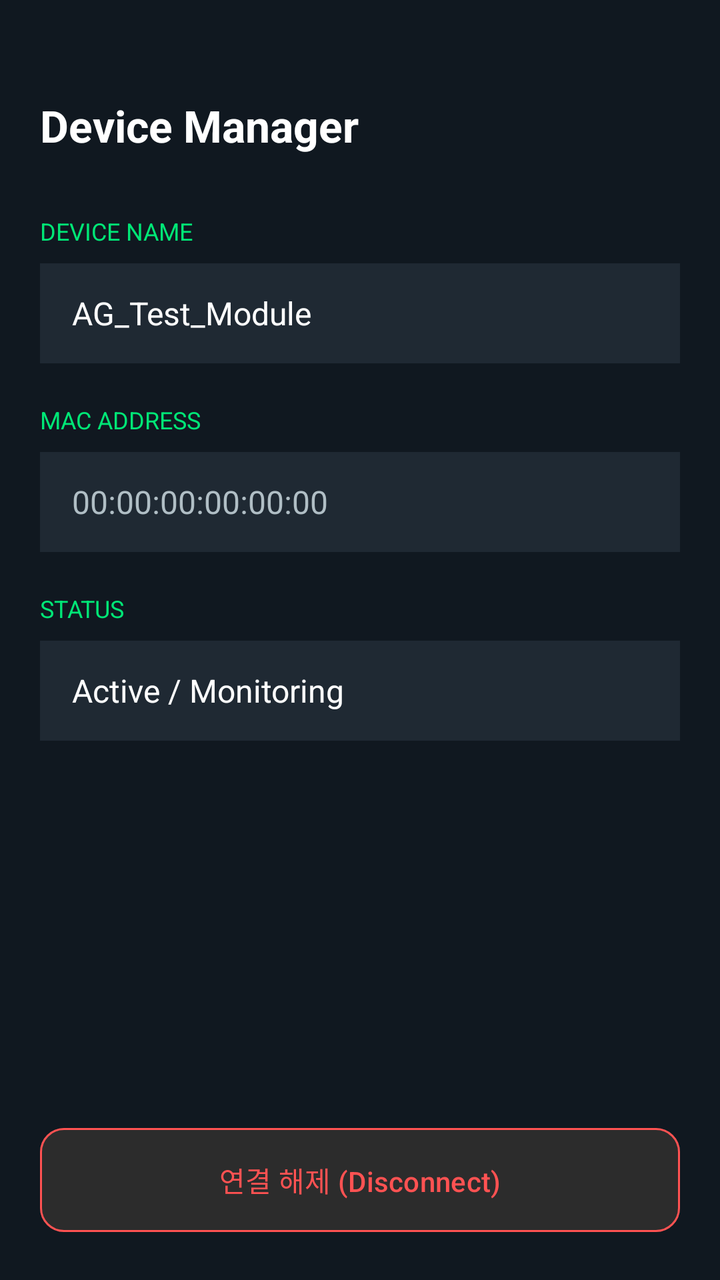
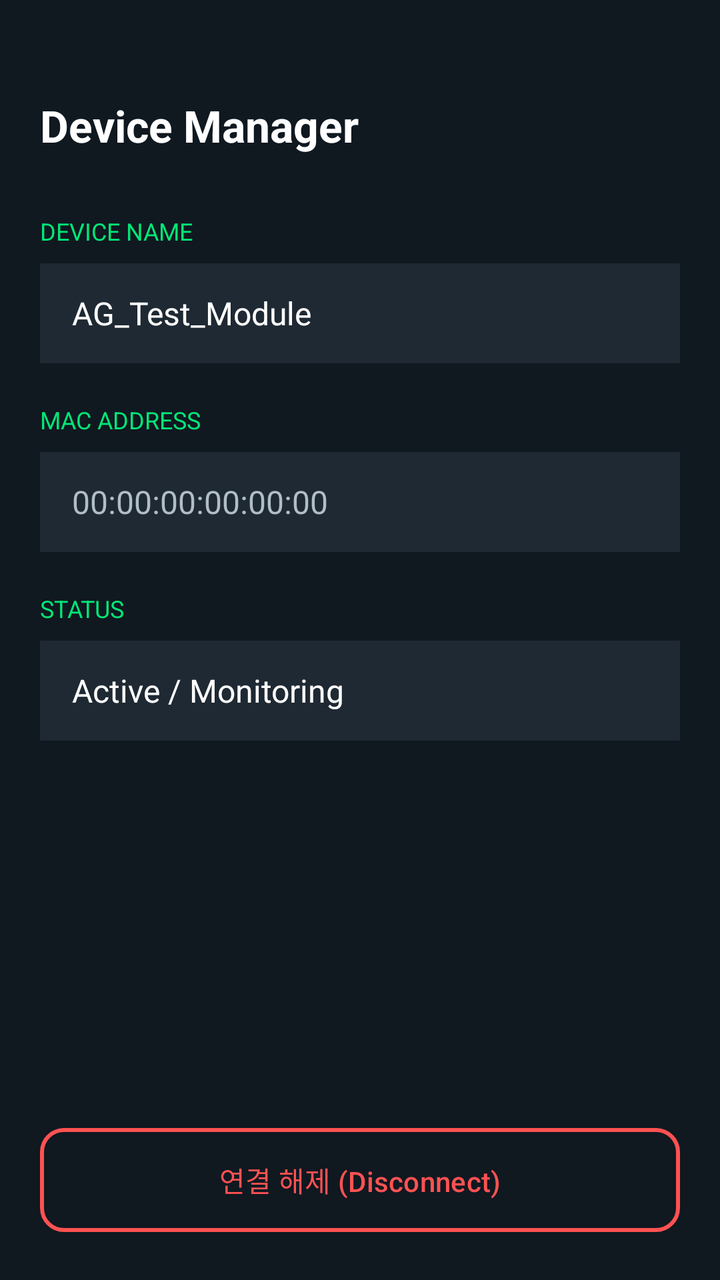

An Android layout rendered at two revisions. The XML below is the earlier revision; the diff shows what the commit changed to produce the second picture.
<!-- AndroidManifest.xml: application theme Theme.AGproject -->
<!-- res/layout/activity_device_manager.xml -->
<?xml version="1.0" encoding="utf-8"?>
<androidx.constraintlayout.widget.ConstraintLayout xmlns:android="http://schemas.android.com/apk/res/android"
                                                   xmlns:app="http://schemas.android.com/apk/res-auto"
                                                   android:layout_width="match_parent"
                                                   android:layout_height="match_parent"
                                                   android:background="@color/bg_dark"
                                                   android:padding="20dp">

  <TextView
      android:id="@+id/tvManagerTitle"
      android:layout_width="wrap_content"
      android:layout_height="wrap_content"
      android:text="@string/title_manager"
      android:textColor="@color/text_white"
      android:textSize="22sp"
      android:textStyle="bold"
      app:layout_constraintStart_toStartOf="parent"
      app:layout_constraintTop_toTopOf="parent" android:layout_marginTop="28dp"/>
  <LinearLayout
      android:layout_width="match_parent"
      android:layout_height="wrap_content"
      android:orientation="vertical"
      android:layout_marginTop="30dp"
      app:layout_constraintTop_toBottomOf="@id/tvManagerTitle">

    <TextView
        android:layout_width="wrap_content"
        android:layout_height="wrap_content"
        android:text="@string/label_device_name"
        android:textColor="@color/accent_blue"
        android:textSize="12sp"
        android:layout_marginBottom="8dp"/>

    <EditText
        android:id="@+id/etDeviceName"
        android:layout_width="match_parent"
        android:layout_height="50dp"
        android:background="@color/bg_card"
        android:text="@string/default_module_name"
        android:textColor="@color/text_white"
        android:paddingHorizontal="16dp"
        android:textSize="16sp"
        android:inputType="none"
        android:focusable="false"
        android:importantForAutofill="no"
        android:clickable="false" />

    <View android:layout_width="match_parent" android:layout_height="20dp"/>

    <TextView
        android:layout_width="wrap_content"
        android:layout_height="wrap_content"
        android:text="@string/label_mac_address"
        android:textColor="@color/accent_blue"
        android:textSize="12sp"
        android:layout_marginBottom="8dp"/>

    <EditText
        android:id="@+id/etMacAddress"
        android:layout_width="match_parent"
        android:layout_height="50dp"
        android:background="@color/bg_card"
        android:text="@string/default_mac"
        android:textColor="@color/text_gray"
        android:paddingHorizontal="16dp"
        android:textSize="16sp"
        android:inputType="none"
        android:focusable="false"
        android:importantForAutofill="no"
        android:clickable="false"/>

    <View android:layout_width="match_parent" android:layout_height="20dp"/>

    <TextView
        android:layout_width="wrap_content"
        android:layout_height="wrap_content"
        android:text="@string/label_status"
        android:textColor="@color/accent_blue"
        android:textSize="12sp"
        android:layout_marginBottom="8dp"/>

    <TextView
        android:id="@+id/tvConnectionStatus"
        android:layout_width="match_parent"
        android:layout_height="50dp"
        android:background="@color/bg_card"
        android:text="@string/status_monitoring"
        android:textColor="@color/text_white"
        android:gravity="center_vertical"
        android:paddingHorizontal="16dp"
        android:textSize="16sp"/>

  </LinearLayout>

  <com.google.android.material.button.MaterialButton
      android:id="@+id/btnDisconnect"
      android:layout_width="match_parent"
      android:layout_height="60dp"
      android:text="@string/btn_disconnect"
      android:backgroundTint="#2C2C2C"
      android:textColor="@color/red_error"
      app:strokeColor="@color/red_error"
      app:strokeWidth="1dp"
      app:cornerRadius="12dp"
      app:layout_constraintBottom_toBottomOf="parent" />

</androidx.constraintlayout.widget.ConstraintLayout>
<!-- resources referenced by this layout -->
<resources>
  <color name="accent_blue">#00E676</color>
  <color name="bg_card">#1F2933</color>
  <color name="bg_dark">#101820</color>
  <color name="red_error">#FF5252</color>
  <color name="text_gray">#B0BEC5</color>
  <color name="text_white">#FFFFFF</color>
  <string name="btn_disconnect">연결 해제 (Disconnect)</string>
  <string name="default_mac">00:00:00:00:00:00</string>
  <string name="default_module_name">AG_Test_Module</string>
  <string name="label_device_name">DEVICE NAME</string>
  <string name="label_mac_address">MAC ADDRESS</string>
  <string name="label_status">STATUS</string>
  <string name="status_monitoring">Active / Monitoring</string>
  <string name="title_manager">Device Manager</string>
  <style name="Theme.AGproject" parent="Base.Theme.AGproject" />
  <style name="Base.Theme.AGproject" parent="Theme.Material3.DayNight.NoActionBar">
          
          
      </style>
</resources>

<!-- the commit's change to res/layout/activity_device_manager.xml (unified diff, before → after) -->
@@ -97,10 +97,10 @@
       android:layout_width="match_parent"
       android:layout_height="60dp"
       android:text="@string/btn_disconnect"
-      android:backgroundTint="#2C2C2C"
+      android:backgroundTint="@color/bg_dark"
       android:textColor="@color/red_error"
       app:strokeColor="@color/red_error"
-      app:strokeWidth="1dp"
+      app:strokeWidth="2dp"
       app:cornerRadius="12dp"
       app:layout_constraintBottom_toBottomOf="parent" />
 
